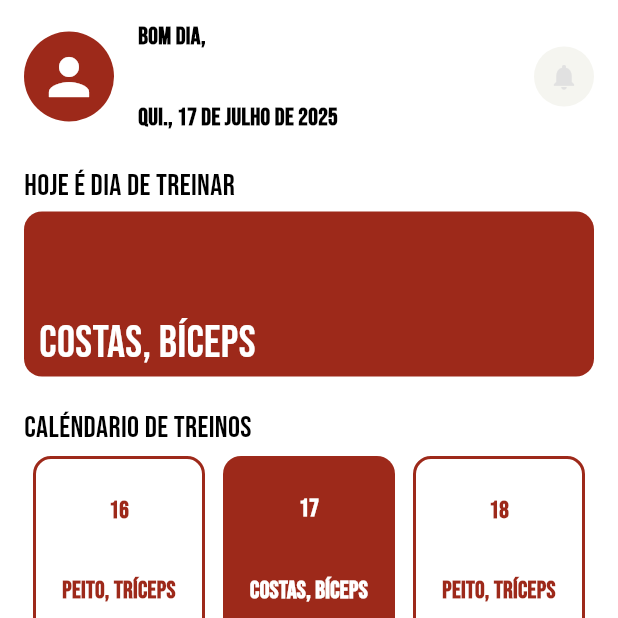
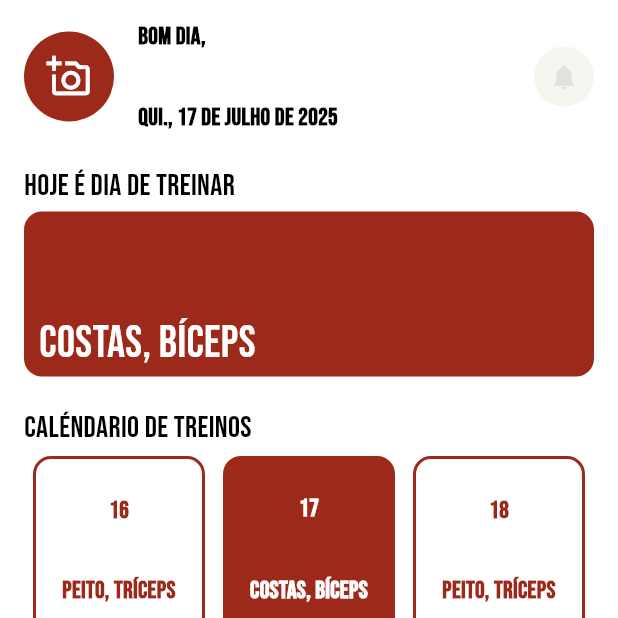
Before and after one commit to albertobezerra/esculpo, a Flutter app: the TelaInicial screen opened by its route, after a tap on "16", on a phone screen of 412 x 824 dp, the top half of it. Run offline on Flutter 3.47's test engine with Material 3 defaults, Android fonts, the phone set to English and light mode, and no system bars; drawn by our look-alikes of syncfusion_flutter_gauges; our stand-ins replace cloud_firestore, firebase_auth, firebase_core, flutter_riverpod, google_fonts, google_mobile_ads and 3 more; accounts and stored records are empty.

Commit message:
Função de adicionar foto ao perfil

```diff
--- a/lib/screens/tela_inicial.dart
+++ b/lib/screens/tela_inicial.dart
@@ -6,6 +6,10 @@ import 'package:guarda_corpo_2024/services/plan_generator_service.dart';
 import 'package:intl/intl.dart';
 import 'package:cloud_firestore/cloud_firestore.dart';
 import 'package:syncfusion_flutter_gauges/gauges.dart';
+import 'package:image_picker/image_picker.dart';
+import 'dart:io';
+import 'package:path_provider/path_provider.dart';
+import 'package:path/path.dart' as path;
 import 'tela_planos_treino.dart';
 import 'tela_historico_treinos.dart';
 import 'tela_exercicios.dart';
@@ -108,6 +112,66 @@ class _TelaInicialContentState extends State<TelaInicialContent> {
   final FirebaseFirestore _firestore = FirebaseFirestore.instance;
   final user = FirebaseAuth.instance.currentUser;
   final PlanGeneratorService _planGenerator = PlanGeneratorService();
+  File? _profileImage; // Variável para armazenar a imagem do perfil
+  final ImagePicker _picker = ImagePicker();
+
+  @override
+  void initState() {
+    super.initState();
+    _loadProfileImage(); // Carrega a imagem ao iniciar o app
+  }
+
+  Future<void> _loadProfileImage() async {
+    final directory = await getApplicationDocumentsDirectory();
+    final imagePath = path.join(directory.path, 'profile_image.jpg');
+    final file = File(imagePath);
+    if (await file.exists()) {
+      setState(() {
+        _profileImage = file;
+      });
+    }
+  }
+
+  Future<void> _saveProfileImage(File image) async {
+    final directory = await getApplicationDocumentsDirectory();
+    final imagePath = path.join(directory.path, 'profile_image.jpg');
+    final file = File(imagePath);
+    await image.copy(file.path);
+    setState(() {
+      _profileImage = file;
+    });
+  }
+
+  Future<void> _pickImage() async {
+    final pickedFile = await _picker.pickImage(source: ImageSource.gallery);
+    if (pickedFile != null) {
+      final file = File(pickedFile.path);
+      await _saveProfileImage(file);
+    }
+  }
+
+  Future<void> _showChangePhotoDialog() async {
+    return showDialog(
+      context: context,
+      builder: (context) => AlertDialog(
+        title: const Text('Alterar Foto'),
+        content: const Text('Deseja alterar a foto de perfil?'),
+        actions: [
+          TextButton(
+            onPressed: () => Navigator.of(context).pop(),
+            child: const Text('Não'),
+          ),
+          TextButton(
+            onPressed: () {
+              Navigator.of(context).pop();
+              _pickImage();
+            },
+            child: const Text('Sim'),
+          ),
+        ],
+      ),
+    );
+  }
 
   Future<Map<String, dynamic>?> _getActiveWorkout(DateTime date) async {
     if (user == null) return null;
@@ -354,7 +418,7 @@ class _TelaInicialContentState extends State<TelaInicialContent> {
 
   @override
   Widget build(BuildContext context) {
-    final DateTime now = DateTime.now(); // 07:33 PM WEST, 16 de julho de 2025
+    final DateTime now = DateTime.now(); // 12:05 AM WEST, 18 de julho de 2025
     final String formattedDate =
         DateFormat('EEE, dd \'DE\' MMMM \'DE\' yyyy', 'pt_BR')
             .format(now)
@@ -369,7 +433,6 @@ class _TelaInicialContentState extends State<TelaInicialContent> {
     final userName = user?.displayName ?? 'Usuário';
 
     return SingleChildScrollView(
-      // Adicionado para permitir scroll
       child: SafeArea(
         child: Padding(
           padding: const EdgeInsets.all(16.0),
@@ -378,10 +441,21 @@ class _TelaInicialContentState extends State<TelaInicialContent> {
             children: [
               Row(
                 children: [
-                  const CircleAvatar(
-                    radius: 30,
-                    backgroundColor: Color(0xFF9D291A),
-                    child: Icon(Icons.person, size: 40, color: Colors.white),
+                  GestureDetector(
+                    onTap: _profileImage == null
+                        ? _pickImage
+                        : _showChangePhotoDialog,
+                    child: CircleAvatar(
+                      radius: 30,
+                      backgroundColor: const Color(0xFF9D291A),
+                      foregroundImage: _profileImage != null
+                          ? FileImage(_profileImage!)
+                          : null,
+                      child: _profileImage == null
+                          ? const Icon(Icons.add_a_photo_outlined,
+                              size: 30, color: Colors.white)
+                          : null,
+                    ),
                   ),
                   const SizedBox(width: 16),
                   Column(
--- a/pubspec.yaml
+++ b/pubspec.yaml
@@ -56,6 +56,7 @@ dependencies:
   image_picker: ^1.1.2
   path_provider: ^2.1.5
   image: ^4.5.4
+  path: ^1.9.1
 
 dev_dependencies:
   flutter_test:
```
Also changed, not shown: pubspec.lock.
